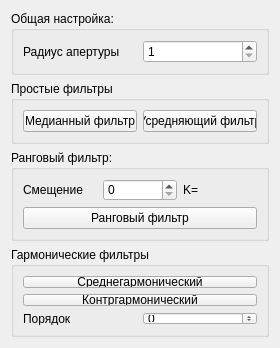
The window that simpleaver.ui (dive155/SmartImage) describes before a commit, drawn with Qt 5.
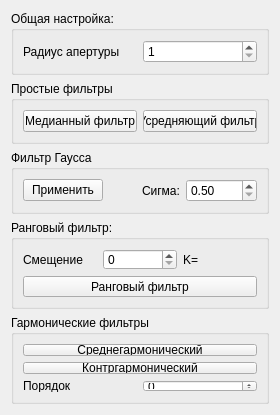
The same window after the commit.

Diff of the .ui file:
```diff
--- a/simpleaver.ui
+++ b/simpleaver.ui
@@ -7,19 +7,19 @@
     <x>0</x>
     <y>0</y>
     <width>280</width>
-    <height>348</height>
+    <height>415</height>
    </rect>
   </property>
   <property name="minimumSize">
    <size>
     <width>280</width>
-    <height>348</height>
+    <height>415</height>
    </size>
   </property>
   <property name="maximumSize">
    <size>
     <width>280</width>
-    <height>348</height>
+    <height>415</height>
    </size>
   </property>
   <property name="windowTitle">
@@ -75,6 +75,46 @@
      </layout>
     </widget>
    </item>
+   <item>
+    <widget class="QGroupBox" name="groupBox_5">
+     <property name="title">
+      <string>Фильтр Гаусса</string>
+     </property>
+     <layout class="QVBoxLayout" name="verticalLayout_2">
+      <item>
+       <layout class="QHBoxLayout" name="horizontalLayout_8">
+        <item>
+         <widget class="QPushButton" name="gausBut">
+          <property name="text">
+           <string>Применить</string>
+          </property>
+         </widget>
+        </item>
+        <item alignment="Qt::AlignRight">
+         <widget class="QLabel" name="label">
+          <property name="text">
+           <string>Сигма:</string>
+          </property>
+         </widget>
+        </item>
+        <item>
+         <widget class="QDoubleSpinBox" name="sigmaSpin">
+          <property name="minimum">
+           <double>0.500000000000000</double>
+          </property>
+          <property name="maximum">
+           <double>10.000000000000000</double>
+          </property>
+          <property name="singleStep">
+           <double>0.500000000000000</double>
+          </property>
+         </widget>
+        </item>
+       </layout>
+      </item>
+     </layout>
+    </widget>
+   </item>
    <item>
     <widget class="QGroupBox" name="groupBox_3">
      <property name="title">
```
